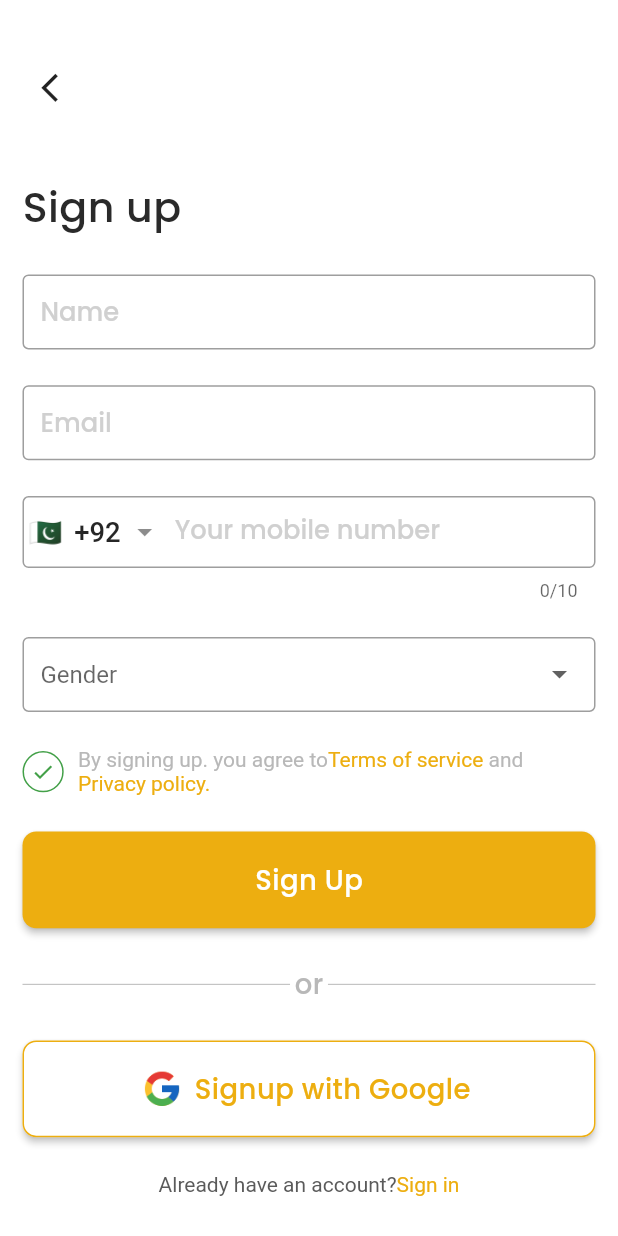
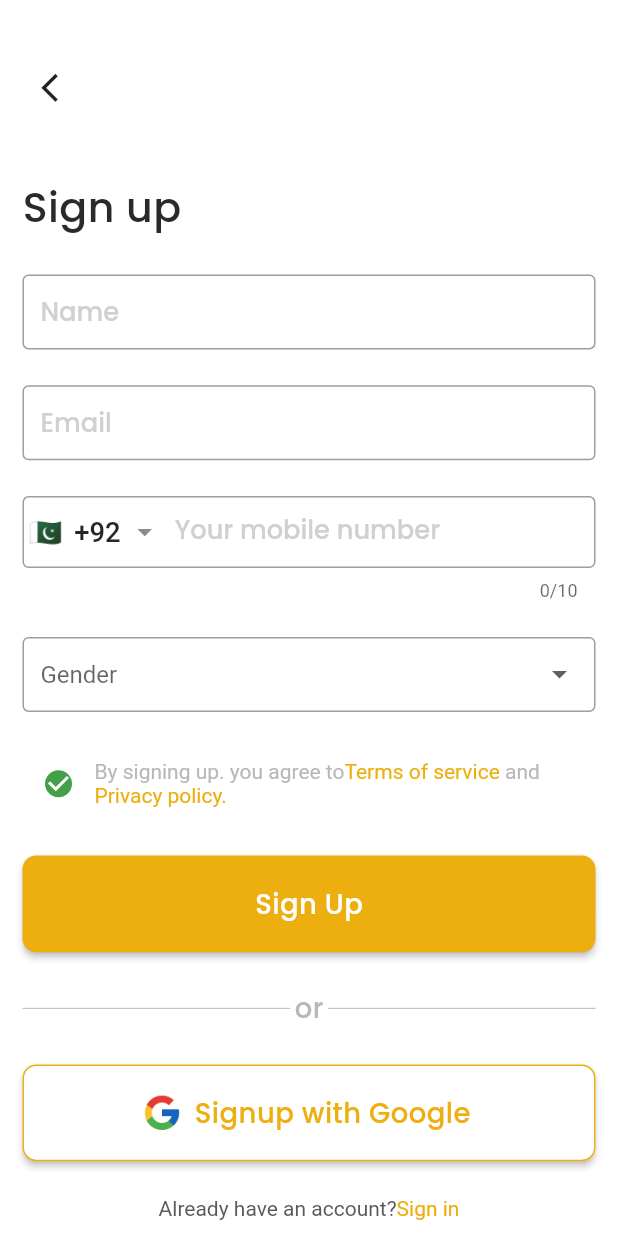
Before and after one commit to abdullah517/EasyRider, a Flutter app: the Signup screen opened directly, on a phone screen of 412 x 824 dp. Run offline on Flutter 3.47's test engine with Material 3 defaults, Android fonts, the phone set to English and light mode, and no system bars; drawn by our look-alikes of intl_phone_field, roundcheckbox; our stand-ins replace flutter_screenutil, flutter_svg, google_maps_flutter, pinput.

```diff
--- /dev/null
+++ b/lib/Providers/Signupprovider/signupprovider.dart
@@ -0,0 +1,9 @@
+import 'package:flutter/material.dart';
+
+class Signupprovider extends ChangeNotifier {
+  bool? ischecked = true;
+  void setcheckstate(bool? value) {
+    ischecked = value;
+    notifyListeners();
+  }
+}
--- a/lib/main.dart
+++ b/lib/main.dart
@@ -4,6 +4,7 @@ import 'package:provider/provider.dart';
 import 'package:ridemate/Providers/Homeprovider/homeprovider.dart';
 import 'package:ridemate/Providers/Loginprovider/loginprovider.dart';
 import 'package:ridemate/Providers/Onboardingprovider/onboardingprovider.dart';
+import 'package:ridemate/Providers/Signupprovider/signupprovider.dart';
 import 'package:ridemate/Providers/newpasswordprovider/newpasswordprovider.dart';
 import 'package:ridemate/view/Splashscreen/splash.dart';
 
@@ -33,6 +34,9 @@ class MyApp extends StatelessWidget {
             ChangeNotifierProvider(
               create: (context) => Homeprovider(),
             ),
+            ChangeNotifierProvider(
+              create: (context) => Signupprovider(),
+            ),
           ],
           child: MaterialApp(
             debugShowCheckedModeBanner: false,
--- a/lib/view/Authentication/view/Signup/signup.dart
+++ b/lib/view/Authentication/view/Signup/signup.dart
@@ -1,5 +1,7 @@
 import 'package:flutter/material.dart';
 import 'package:flutter_screenutil/flutter_screenutil.dart';
+import 'package:provider/provider.dart';
+import 'package:ridemate/Providers/Signupprovider/signupprovider.dart';
 import 'package:ridemate/routing/routing.dart';
 import 'package:ridemate/utils/appcolors.dart';
 import 'package:ridemate/view/Authentication/components/authtextform.dart';
@@ -13,7 +15,6 @@ import 'package:ridemate/view/Authentication/view/phoneverifyotp/phoneverifyotp.
 import 'package:ridemate/widgets/custombutton.dart';
 import 'package:ridemate/widgets/customtext.dart';
 import 'package:ridemate/widgets/spacing.dart';
-import 'package:roundcheckbox/roundcheckbox.dart';
 
 class Signup extends StatelessWidget {
   const Signup({super.key});
@@ -55,19 +56,19 @@ class Signup extends StatelessWidget {
                     addVerticalspace(height: 20),
                     Row(
                       children: [
-                        RoundCheckBox(
-                          size: 24.sp,
-                          border: Border.all(color: Appcolors.successColor),
-                          checkedWidget: Icon(
-                            Icons.check,
-                            size: 14.sp,
-                            color: Appcolors.successColor,
+                        Consumer<Signupprovider>(
+                          builder: (context, checkstate, child) => Checkbox(
+                            value: checkstate.ischecked,
+                            fillColor: MaterialStateProperty.resolveWith<Color>(
+                                (Set<MaterialState> states) =>
+                                    Appcolors.successColor),
+                            onChanged: (value) {
+                              checkstate.setcheckstate(value);
+                            },
+                            checkColor: Appcolors.scaffoldbgcolor,
+                            shape: const CircleBorder(),
                           ),
-                          checkedColor: Colors.white,
-                          isChecked: true,
-                          onTap: (p0) {},
                         ),
-                        addHorizontalspace(width: 8),
                         Expanded(
                             child: Customrichtext(
                           texts: const [
--- a/pubspec.yaml
+++ b/pubspec.yaml
@@ -40,7 +40,6 @@ dependencies:
   provider: ^6.0.5
   intl_phone_field: ^3.2.0
   pinput: ^3.0.1
-  roundcheckbox: ^2.0.5
   google_maps_flutter: ^2.5.0
   location: ^5.0.3
 
```
Also changed, not shown: pubspec.lock.
